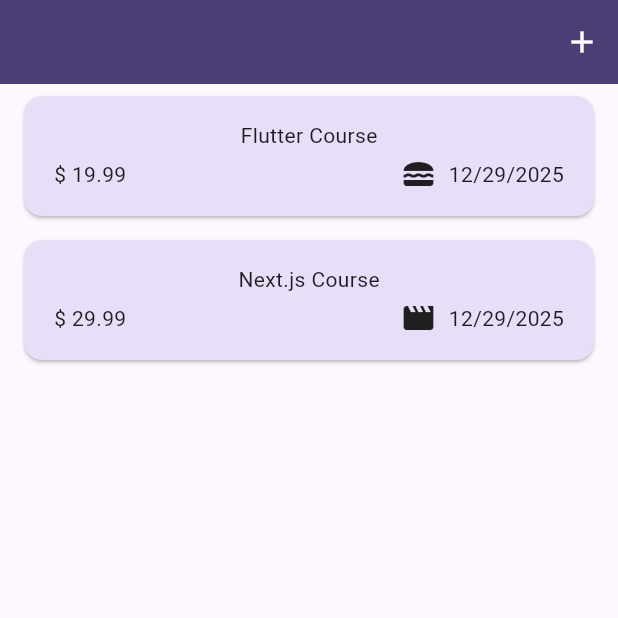
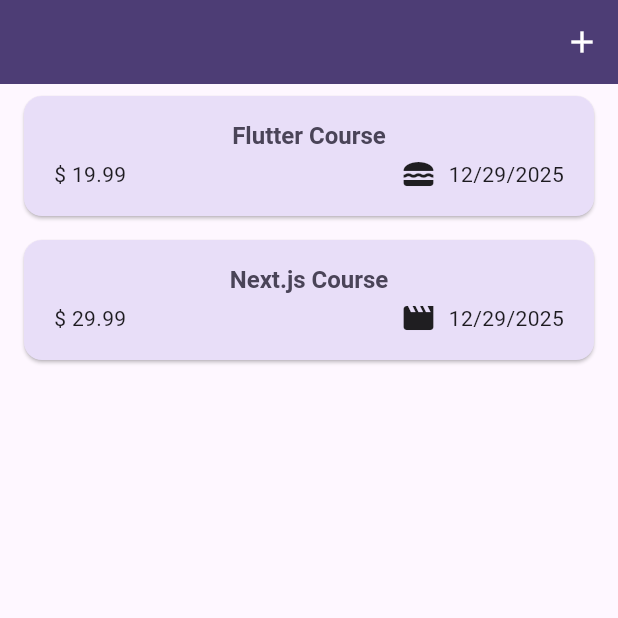
Before and after one commit to GulsahDuzgun/Flutter, a Flutter app: the screen it shows after launch, on a phone screen of 412 x 824 dp, the top half of it. Run offline on Flutter 3.47's test engine with Material 3 defaults, Android fonts, the phone set to English and light mode, and no system bars; our stand-ins replace google_fonts.

Commit message:
using theme data in widgets

```diff
--- a/expense_tracker/lib/main.dart
+++ b/expense_tracker/lib/main.dart
@@ -25,9 +25,9 @@ void main() {
         ),
         textTheme: ThemeData().textTheme.copyWith(
           titleLarge: TextStyle(
-            fontWeight: FontWeight.normal,
+            fontWeight: FontWeight.bold,
             color: kColorScheme.onSecondaryContainer,
-            fontSize: 14,
+            fontSize: 16,
           ),
         ),
       ),
--- a/expense_tracker/lib/widgets/expenses_list/expense_item.dart
+++ b/expense_tracker/lib/widgets/expenses_list/expense_item.dart
@@ -13,7 +13,7 @@ class ExpenseItem extends StatelessWidget {
         padding: const EdgeInsets.symmetric(horizontal: 20, vertical: 16),
         child: Column(
           children: [
-            Text(expenseItem.title),
+            Text(expenseItem.title, style: Theme.of(cntx).textTheme.titleLarge),
             const SizedBox(height: 4),
             Row(
               children: [
--- a/expense_tracker/lib/widgets/expenses_list/expenses_list.dart
+++ b/expense_tracker/lib/widgets/expenses_list/expenses_list.dart
@@ -17,6 +17,12 @@ class ExpensesList extends StatelessWidget {
     return ListView.builder(
       itemCount: expenseList.length,
       itemBuilder: (ctx, index) => Dismissible(
+        background: Container(
+          color: Theme.of(ctx).colorScheme.error.withOpacity(0.7),
+          margin: EdgeInsets.symmetric(
+            horizontal: Theme.of(ctx).cardTheme.margin!.horizontal,
+          ),
+        ),
         key: ValueKey(expenseList[index]),
         onDismissed: (direction) {
           onRemoveExpense(expenseList[index]);
```
